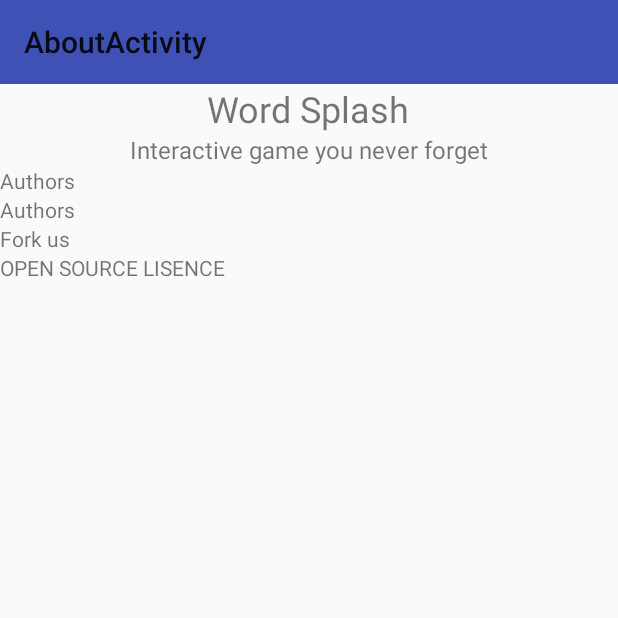
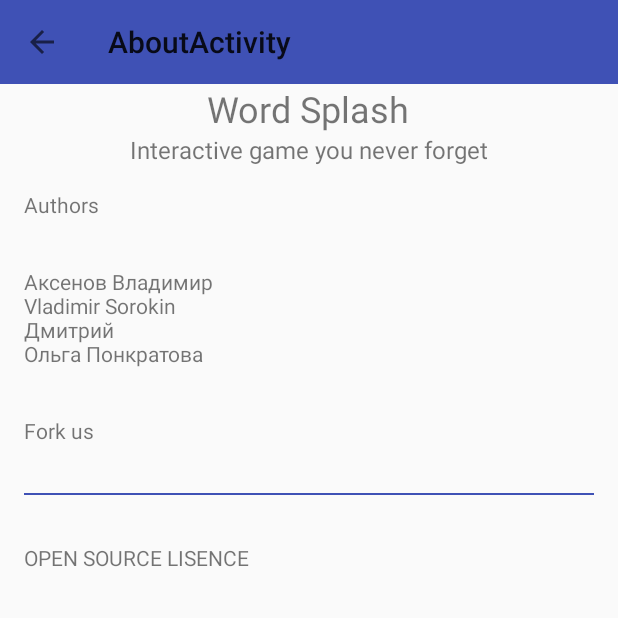
Before and after one commit to divizdev/WordSplash, an Android app: the AboutActivity screen opened directly, with no data from a screen before it, on a phone screen of 412 x 824 dp, the top half of it. Run offline under Robolectric (Android 15) with nearby library versions, the phone set to English and light mode, and no system bars.

Commit message:
about screen

```diff
--- a/app/src/main/java/com/worksplash/akscorp/wordsplash/AboutActivity.java
+++ b/app/src/main/java/com/worksplash/akscorp/wordsplash/AboutActivity.java
@@ -1,11 +1,12 @@
 package com.worksplash.akscorp.wordsplash;
 
 import android.os.Bundle;
-import android.support.design.widget.FloatingActionButton;
-import android.support.design.widget.Snackbar;
 import android.support.v7.app.AppCompatActivity;
 import android.support.v7.widget.Toolbar;
-import android.view.View;
+import android.view.MenuItem;
+import android.widget.TextView;
+
+import java.util.Objects;
 
 public class AboutActivity extends AppCompatActivity {
 
@@ -14,9 +15,27 @@ public class AboutActivity extends AppCompatActivity {
         super.onCreate(savedInstanceState);
         setContentView(R.layout.activity_about);
         Toolbar toolbar = (Toolbar) findViewById(R.id.toolbar);
-        setSupportActionBar(toolbar);
+        if (toolbar != null) {
+            setSupportActionBar(toolbar);
+            toolbar.setTitle(getResources().getString(R.string.activity_about_title));
+            Objects.requireNonNull(getSupportActionBar()).setDisplayHomeAsUpEnabled(true);
+            getSupportActionBar().setDisplayShowHomeEnabled(true);
+        }
+        TextView forkUs = findViewById(R.id.about_tv_fork);
+        TextView lisence = findViewById(R.id.about_tv_lisence);
+        lisence.setText(R.string.activity_about_open_source);
 
+        TextView authors = findViewById(R.id.about_tv_authors);
+        authors.setText(R.string.activity_about_authors_list);
 
     }
 
+    @Override
+    public boolean onOptionsItemSelected(MenuItem item) {
+        if (item.getItemId() == android.R.id.home) {
+            onBackPressed();
+            finish();
+        }
+        return super.onOptionsItemSelected(item);
+    }
 }
--- a/app/src/main/res/layout/activity_about.xml
+++ b/app/src/main/res/layout/activity_about.xml
@@ -17,37 +17,54 @@
     <LinearLayout
         android:layout_width="match_parent"
         android:layout_height="wrap_content"
-        android:orientation="vertical">
+        android:orientation="vertical"
+        >
 
         <TextView
             android:layout_width="wrap_content"
             android:layout_height="wrap_content"
+            android:layout_gravity="center"
             android:text="Word Splash"
-            android:layout_gravity="center"
             android:textSize="24sp" />
 
         <TextView
             android:layout_width="wrap_content"
             android:layout_height="wrap_content"
+            android:layout_gravity="center"
             android:text="Interactive game you never forget"
-            android:layout_gravity="center"
-            android:textSize="16sp"/>
+            android:textSize="16sp" />
     </LinearLayout>
 
     <TextView
         android:layout_width="match_parent"
         android:layout_height="wrap_content"
-        android:text="Authors"/>
+        android:text="@string/activity_about_authors_title"
+        android:padding="16dp"/>
+
     <TextView
+        android:id="@+id/about_tv_authors"
         android:layout_width="match_parent"
         android:layout_height="wrap_content"
-        android:text="Authors"/>
+        tools:text="Authors"
+        android:padding="16dp"/>
+
     <TextView
+        android:id="@+id/about_tv_fork"
         android:layout_width="match_parent"
         android:layout_height="wrap_content"
-        android:text="Fork us"/>
+        android:text="Fork us"
+        android:padding="16dp"/>
+
+    <View
+        android:layout_width="match_parent"
+        android:layout_height="@dimen/activity_about_line_height"
+        android:layout_margin="@dimen/activity_about_layout_margin"
+        android:background="@color/colorPrimary"/>
+
     <TextView
+        android:id="@+id/about_tv_lisence"
         android:layout_width="match_parent"
         android:layout_height="wrap_content"
-        android:text="OPEN SOURCE LISENCE"/>
+        tools:text="@string/activity_about_open_source"
+        android:padding="16dp"/>
 </LinearLayout>
--- a/app/src/main/res/values/dimens.xml
+++ b/app/src/main/res/values/dimens.xml
@@ -1,3 +1,5 @@
 <resources>
     <dimen name="fab_margin">16dp</dimen>
+    <dimen name="activity_about_line_height">1dp</dimen>
+    <dimen name="activity_about_layout_margin">16dp</dimen>
 </resources>
--- a/app/src/main/res/values/strings.xml
+++ b/app/src/main/res/values/strings.xml
@@ -5,4 +5,8 @@
     <string name="info_tv_about">About</string>
     <string name="title_activity_rules">RulesActivity</string>
     <string name="title_activity_about">AboutActivity</string>
+    <string name="activity_about_title">About</string>
+    <string name="activity_about_authors_title">Authors</string>
+    <string name="activity_about_open_source">OPEN SOURCE LISENCE</string>
+    <string name="activity_about_authors_list">Аксенов Владимир\nVladimir Sorokin\nДмитрий\nОльга Понкратова</string>
 </resources>
```
